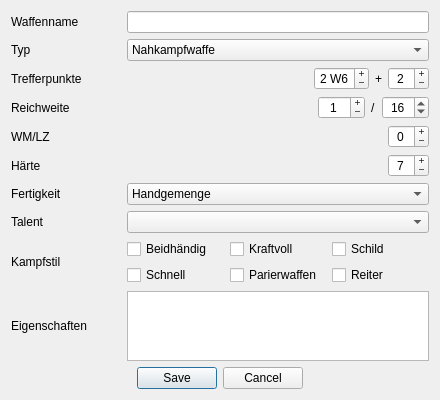
Before: the Qt Designer form UI/DatenbankEditWaffe.ui in Aeolitus/Sephrasto, drawn with Qt 5.
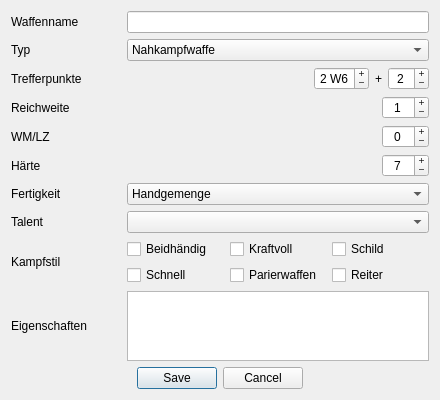
After: the same form once the commit is applied.

```diff
--- a/UI/DatenbankEditWaffe.ui
+++ b/UI/DatenbankEditWaffe.ui
@@ -52,6 +52,9 @@
          <property name="minimum">
           <number>0</number>
          </property>
+         <property name="maximum">
+          <number>999</number>
+         </property>
          <property name="value">
           <number>7</number>
          </property>
@@ -90,26 +93,6 @@
          </property>
         </widget>
        </item>
-       <item>
-        <widget class="QLabel" name="labelRW">
-         <property name="text">
-          <string>/</string>
-         </property>
-        </widget>
-       </item>
-       <item>
-        <widget class="QSpinBox" name="spinRW2">
-         <property name="alignment">
-          <set>Qt::AlignCenter</set>
-         </property>
-         <property name="maximum">
-          <number>999</number>
-         </property>
-         <property name="value">
-          <number>16</number>
-         </property>
-        </widget>
-       </item>
       </layout>
      </item>
      <item row="3" column="0">
@@ -210,7 +193,7 @@
             <number>-9</number>
            </property>
            <property name="maximum">
-            <number>99</number>
+            <number>999</number>
            </property>
           </widget>
          </item>
```
Left out of the diff: 1 changed line with no effect on the pictures.
